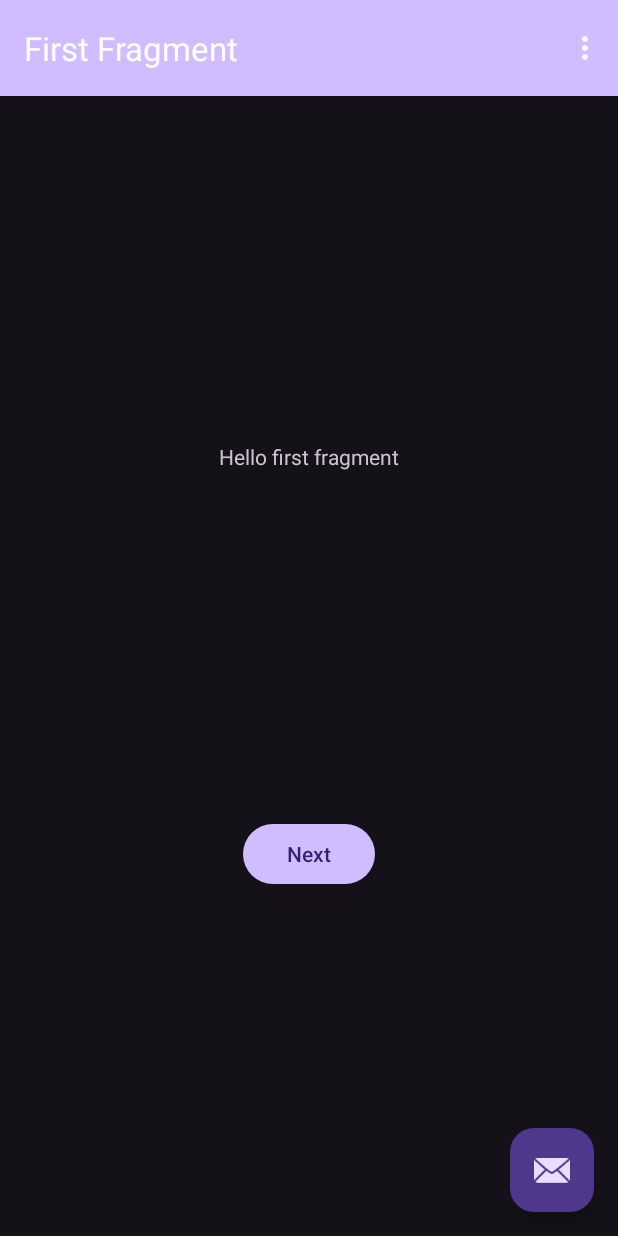
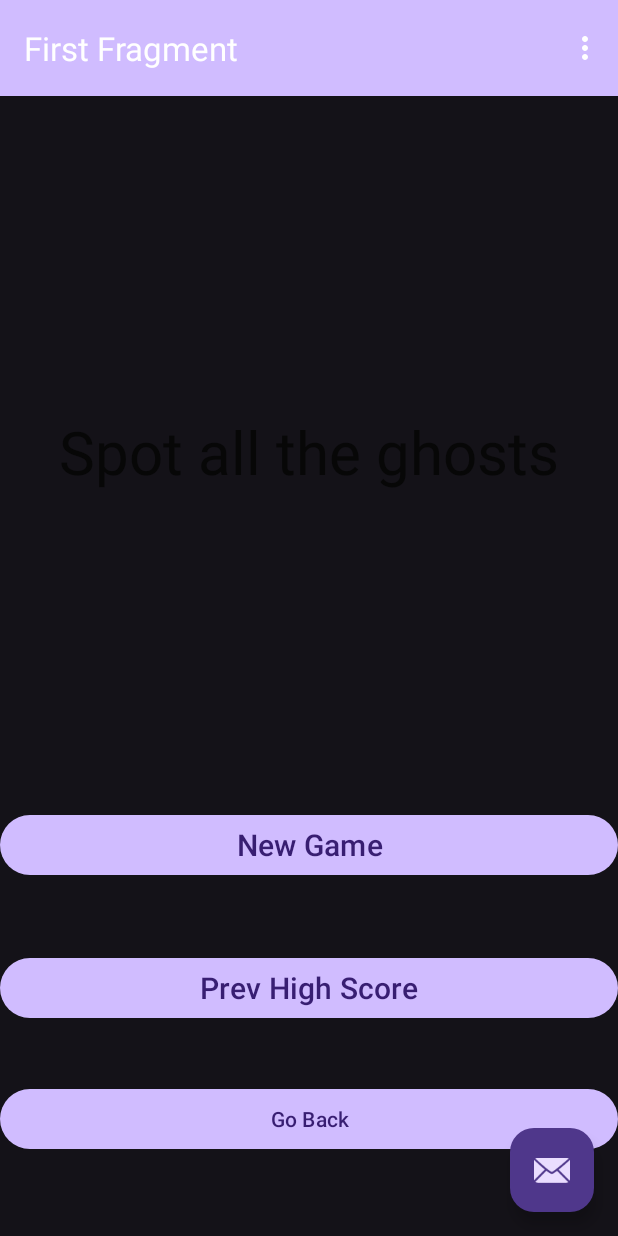
Before and after one commit to skiran13/ghostify_game, an Android app: the FirstFragment screen opened directly, with no data from a screen before it, on a phone screen of 412 x 824 dp. Run offline under Robolectric (Android 15) with nearby library versions, the phone set to English and light mode, and no system bars; our stand-ins replace navigation-ui; Roboto replaces fonts that are not available here.

Commit message:
Menu-screen

```diff
--- a/app/build.gradle
+++ b/app/build.gradle
@@ -15,6 +15,11 @@ android {
         versionName "1.0"
 
         testInstrumentationRunner "androidx.test.runner.AndroidJUnitRunner"
+    }
+
+
+    buildFeatures {
+        viewBinding true
     }
 
     buildTypes {
--- a/app/src/main/java/com/example/game/FirstFragment.kt
+++ b/app/src/main/java/com/example/game/FirstFragment.kt
@@ -5,7 +5,9 @@ import androidx.fragment.app.Fragment
 import android.view.LayoutInflater
 import android.view.View
 import android.view.ViewGroup
+import android.widget.TextView
 import androidx.navigation.fragment.findNavController
+import androidx.viewbinding.ViewBindings
 import com.example.game.databinding.FragmentFirstBinding
 
 /**
@@ -13,6 +15,7 @@ import com.example.game.databinding.FragmentFirstBinding
  */
 class FirstFragment : Fragment() {
 
+    private val score = 1000
     private var _binding: FragmentFirstBinding? = null
 
     // This property is only valid between onCreateView and
@@ -35,6 +38,13 @@ class FirstFragment : Fragment() {
         binding.buttonFirst.setOnClickListener {
             findNavController().navigate(R.id.action_FirstFragment_to_SecondFragment)
         }
+        binding.buttonSecond.setOnClickListener {
+            binding.textviewScore.setText("Prev Score:${score}")
+        }
+
+        binding.buttonThird.setOnClickListener {
+            findNavController().navigate(R.id.action_FirstFragment_to_splashScreenActivity)
+        }
     }
 
     override fun onDestroyView() {
--- a/app/src/main/res/layout/fragment_first.xml
+++ b/app/src/main/res/layout/fragment_first.xml
@@ -10,19 +10,65 @@
         android:id="@+id/textview_first"
         android:layout_width="wrap_content"
         android:layout_height="wrap_content"
-        android:text="@string/hello_first_fragment"
-        app:layout_constraintBottom_toTopOf="@id/button_first"
+        android:text="Spot all the ghosts"
+        android:textColor="#070707"
+        android:textSize="40sp"
+        app:layout_constraintBottom_toBottomOf="parent"
         app:layout_constraintEnd_toEndOf="parent"
+        app:layout_constraintHorizontal_bias="0.497"
+        app:layout_constraintStart_toStartOf="parent"
+        app:layout_constraintTop_toTopOf="parent"
+        app:layout_constraintVertical_bias="0.297" />
+
+    <Button
+        android:id="@+id/button_second"
+        android:layout_width="0dp"
+        android:layout_height="wrap_content"
+        android:text="Prev High Score"
+        android:textSize="20sp"
+        app:layout_constraintBottom_toTopOf="@+id/button_third"
+        app:layout_constraintEnd_toEndOf="parent"
+        app:layout_constraintHorizontal_bias="0.0"
+        app:layout_constraintStart_toStartOf="parent"
+        app:layout_constraintTop_toBottomOf="@+id/textview_first"
+        app:layout_constraintVertical_bias="0.886" />
+
+    <Button
+        android:id="@+id/button_third"
+        android:layout_width="0dp"
+        android:layout_height="wrap_content"
+        android:layout_marginTop="308dp"
+        android:text="Go Back"
+        app:layout_constraintBottom_toBottomOf="parent"
+        app:layout_constraintEnd_toEndOf="parent"
+        app:layout_constraintHorizontal_bias="0.0"
+        app:layout_constraintStart_toStartOf="parent"
+        app:layout_constraintTop_toBottomOf="@+id/textview_first"
+        app:layout_constraintVertical_bias="0.616"
+        tools:textSize="20sp" />
+
+    <Button
+        android:id="@+id/button_first"
+        android:layout_width="0dp"
+        android:layout_height="wrap_content"
+        android:layout_marginTop="100dp"
+        android:text="New Game"
+        android:textSize="20sp"
+        app:layout_constraintBottom_toTopOf="@+id/button_second"
+        app:layout_constraintEnd_toEndOf="parent"
+        app:layout_constraintHorizontal_bias="0.0"
+        app:layout_constraintStart_toStartOf="parent"
+        app:layout_constraintTop_toBottomOf="@id/textview_first"
+        app:layout_constraintVertical_bias="0.702" />
+
+    <TextView
+        android:id="@+id/textview_Score"
+        android:layout_width="wrap_content"
+        android:layout_height="wrap_content"
+        android:text=""
+        android:textColor="#EC4009"
+        android:textSize="30sp"
         app:layout_constraintStart_toStartOf="parent"
         app:layout_constraintTop_toTopOf="parent" />
 
-    <Button
-        android:id="@+id/button_first"
-        android:layout_width="wrap_content"
-        android:layout_height="wrap_content"
-        android:text="@string/next"
-        app:layout_constraintBottom_toBottomOf="parent"
-        app:layout_constraintEnd_toEndOf="parent"
-        app:layout_constraintStart_toStartOf="parent"
-        app:layout_constraintTop_toBottomOf="@id/textview_first" />
 </androidx.constraintlayout.widget.ConstraintLayout>
--- a/app/src/main/res/navigation/nav_graph.xml
+++ b/app/src/main/res/navigation/nav_graph.xml
@@ -14,6 +14,9 @@
         <action
             android:id="@+id/action_FirstFragment_to_SecondFragment"
             app:destination="@id/SecondFragment" />
+        <action
+            android:id="@+id/action_FirstFragment_to_splashScreenActivity"
+            app:destination="@id/splashScreenActivity" />
     </fragment>
     <fragment
         android:id="@+id/SecondFragment"
@@ -25,4 +28,9 @@
             android:id="@+id/action_SecondFragment_to_FirstFragment"
             app:destination="@id/FirstFragment" />
     </fragment>
+    <activity
+        android:id="@+id/splashScreenActivity"
+        android:name="com.example.game.SplashScreenActivity"
+        android:label="activity_splash_screen"
+        tools:layout="@layout/activity_splash_screen" />
 </navigation>
```
